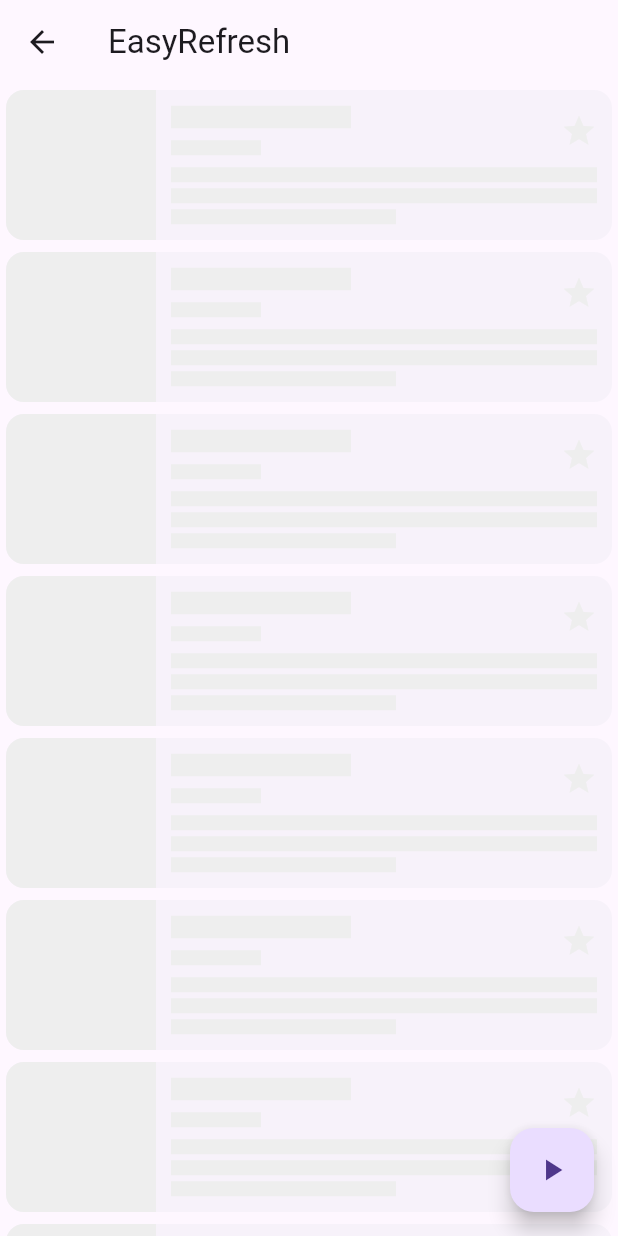
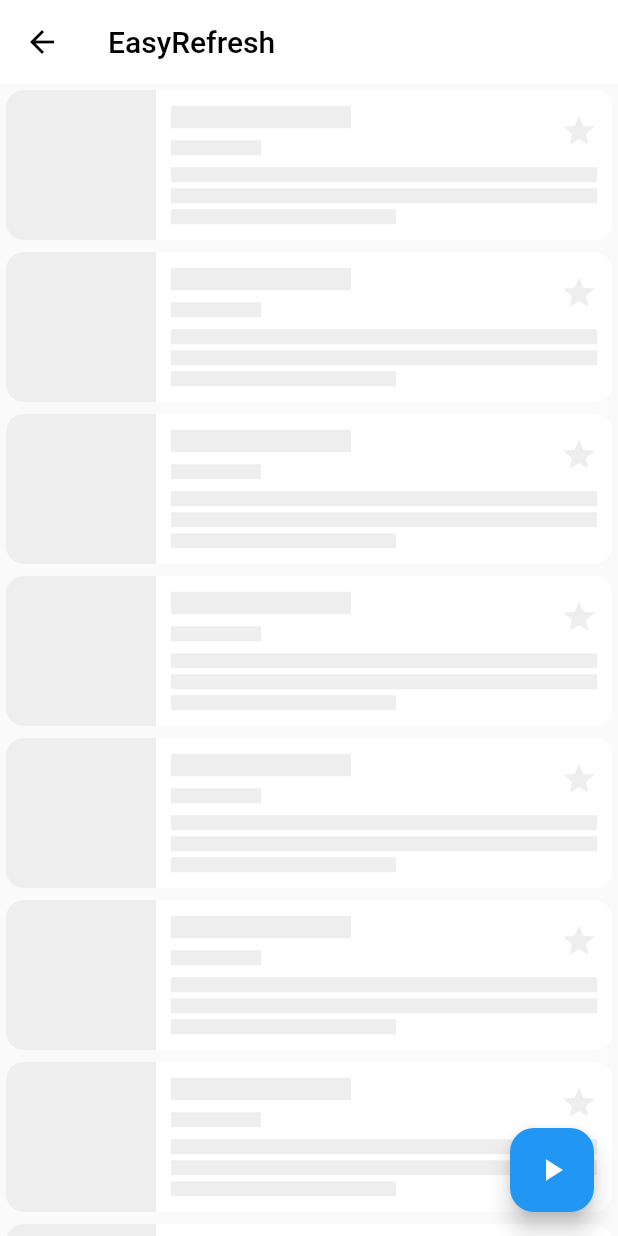
Before and after one commit to xuelongqy/flutter_easy_refresh, a Flutter app: the screen it shows after launch, after a tap on "Test", on a phone screen of 412 x 824 dp. Run offline on Flutter 3.47's test engine with Material 2 defaults, Android fonts, the phone set to English and light mode, and no system bars; our stand-ins replace convert, get.

Commit message:
feat: Add theme.

```diff
--- a/example/lib/main.dart
+++ b/example/lib/main.dart
@@ -3,6 +3,7 @@ import 'package:flutter_localizations/flutter_localizations.dart';
 import 'package:get/get.dart';
 
 import 'page/home.dart';
+import 'page/more/theme.dart';
 
 void main() => runApp(const MyApp());
 
@@ -16,6 +17,7 @@ class MyApp extends StatefulWidget {
 class _MyAppState extends State<MyApp> {
   @override
   void initState() {
+    Get.put(ThemeController());
     super.initState();
   }
 
@@ -23,7 +25,10 @@ class _MyAppState extends State<MyApp> {
   Widget build(BuildContext context) {
     return GetMaterialApp(
       title: 'EasyRefresh',
-      theme: ThemeData(
+      theme: ThemeData.light().copyWith(
+        useMaterial3: true,
+      ),
+      darkTheme: ThemeData.dark().copyWith(
         useMaterial3: true,
       ),
       home: const HomePage(),
--- a/example/lib/page/home.dart
+++ b/example/lib/page/home.dart
@@ -1,6 +1,7 @@
 import 'package:example/page/style/style.dart';
 import 'package:flutter/material.dart';
 
+import 'more/more.dart';
 import 'sample/sample.dart';
 
 /// 主页面
@@ -43,7 +44,7 @@ class _HomePageState extends State<HomePage> {
     return Scaffold(
       body: PageView(
         controller: _pageController,
-        children: const <Widget>[SamplePage(), StylePage(), SizedBox()],
+        children: const <Widget>[SamplePage(), StylePage(), MorePage()],
         onPageChanged: (index) {
           setState(() {
             _pageIndex = index;
--- a/example/lib/widget/list_item.dart
+++ b/example/lib/widget/list_item.dart
@@ -8,24 +8,38 @@ class ListItem extends StatelessWidget {
     Key? key,
     required this.title,
     this.subtitle,
+    this.leading,
     this.icon,
+    this.trailing,
     this.onTap,
+    this.selected = false,
+    this.divider = true,
   }) : super(key: key);
 
   final String title;
 
   final String? subtitle;
 
+  final Widget? leading;
+
   final IconData? icon;
+
+  final Widget? trailing;
+
+  final bool selected;
 
   final VoidCallback? onTap;
 
+  final bool divider;
+
   @override
   Widget build(BuildContext context) {
-    return ListTile(
+    return Column(
+      children: [
+        ListTile(
           title: Text(title),
           subtitle: subtitle == null ? null : Text(subtitle!),
-      leading: icon == null ? null : Container(
+          leading: leading ?? (icon == null ? null : Container(
             height: 36,
             width: 36,
             decoration: BoxDecoration(
@@ -37,8 +51,20 @@ class ListItem extends StatelessWidget {
               icon!,
               color: ColorUtils.foregroundColorWithString(title),
             ),
+          )),
+          trailing: trailing,
+          selected: selected,
+          onTap: onTap,
         ),
-      onTap: onTap,
+        if (divider)
+          Padding(
+            padding: EdgeInsets.only(left: leading == null && icon == null ? 16 : 72, right: 16),
+            child: const Divider(
+              thickness: 1,
+              height: 1,
+            ),
+          ),
+      ],
     );
   }
 }
```
Also changed, not shown: example/lib/page/more/more.dart (+51 -0 lines), example/lib/page/more/theme.dart (added, +66 -0 lines), 1 other file. Lines whose indentation alone changed are shown as unchanged.
